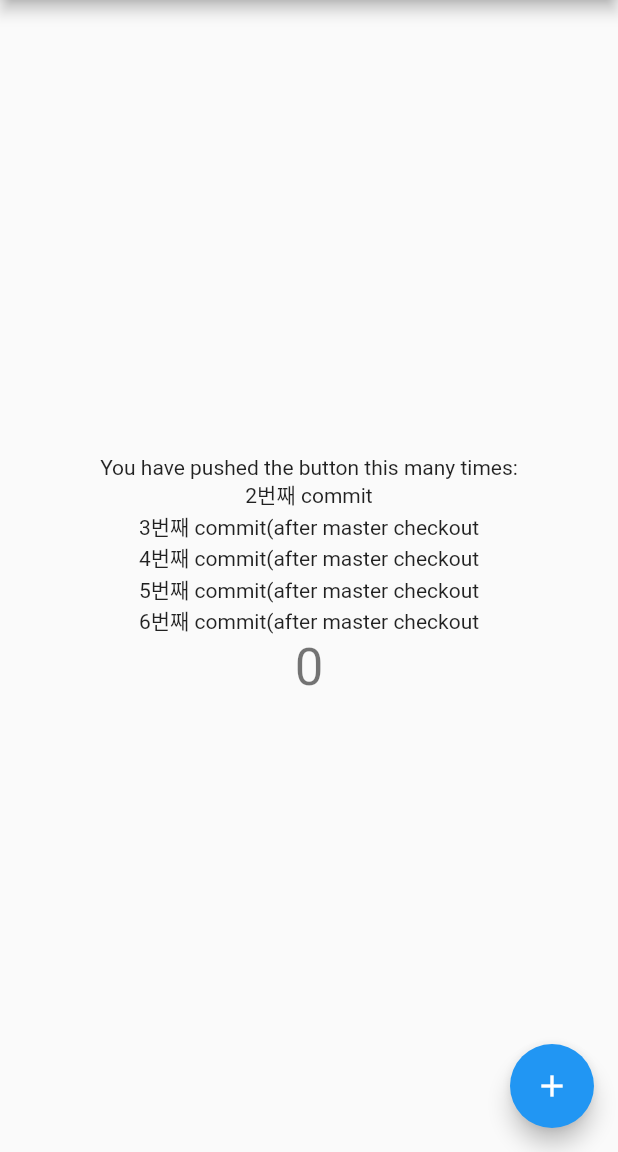
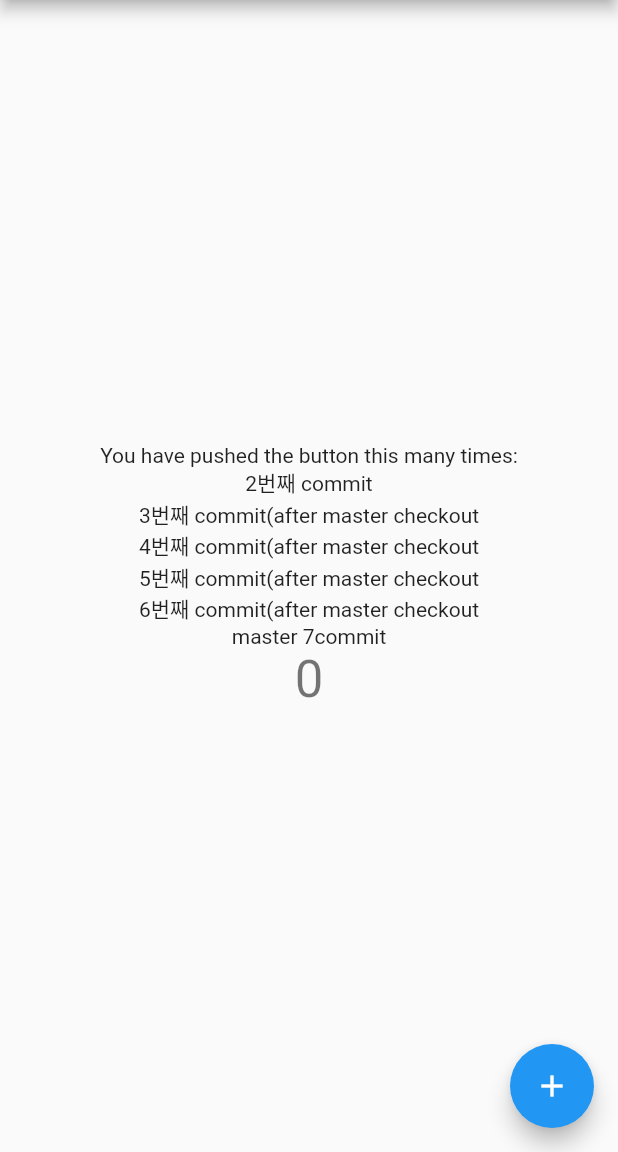
Before and after one commit to bigmsg/flutter_git_branch_test, a Flutter app: the screen it shows after launch, on a phone screen of 412 x 824 dp, the part 84-1236 px from its top. Run offline on Flutter 3.47's test engine with Material 2 defaults, Android fonts, the phone set to English and light mode, and no system bars.

Commit message:
master 7commit

```diff
--- a/lib/main.dart
+++ b/lib/main.dart
@@ -92,6 +92,7 @@ class _MyHomePageState extends State<MyHomePage> {
             Text('4번째 commit(after master checkout'),
             Text('5번째 commit(after master checkout'),
             Text('6번째 commit(after master checkout'),
+            Text('master 7commit'),
             Text(
               '$_counter',
               style: Theme.of(context).textTheme.headline4,
```
